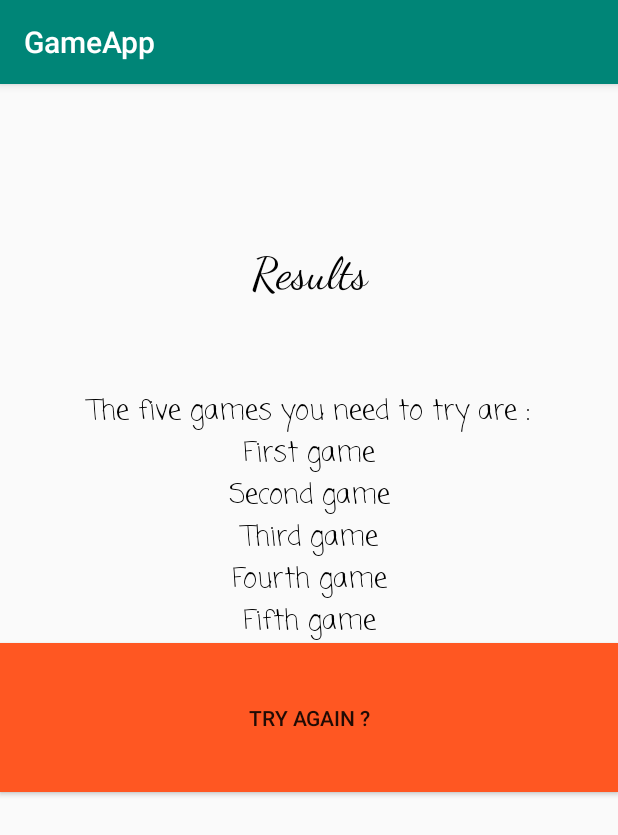
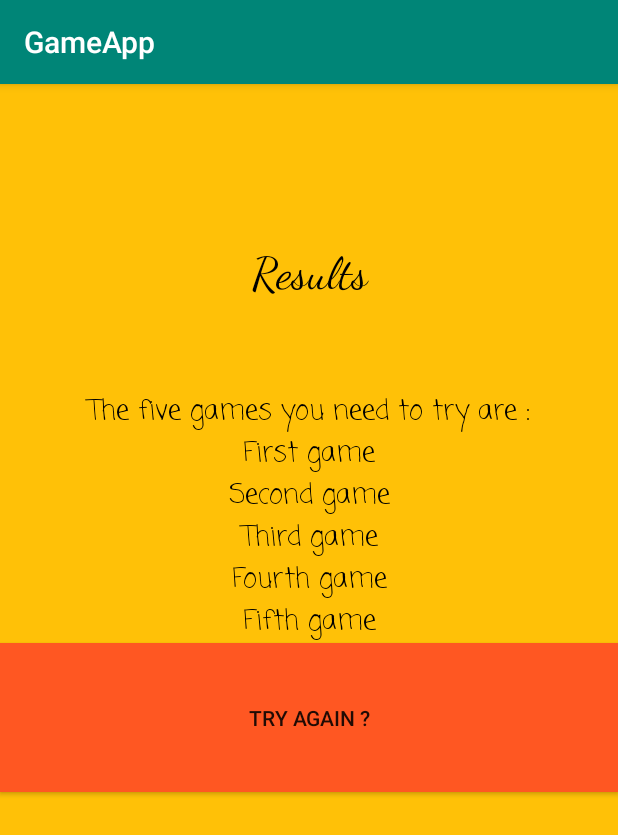
Before and after one commit to Angelina0121/GameApp4, an Android app: the Final_result screen opened directly, with no data from a screen before it, on a phone screen of 412 x 824 dp. Shown: the top 835 px of the screen. Run offline under Robolectric (Android 15) with nearby library versions, the phone set to English and light mode, and no system bars.

Commit message:
Fourth page style

```diff
--- a/app/src/main/res/layout/activity_final_result.xml
+++ b/app/src/main/res/layout/activity_final_result.xml
@@ -4,6 +4,7 @@
     xmlns:tools="http://schemas.android.com/tools"
     android:layout_width="match_parent"
     android:layout_height="match_parent"
+    android:background="#FFC107"
     tools:context=".Final_result">
 
     <LinearLayout
@@ -40,6 +41,7 @@
             app:fontFamily="casual" />
 
         //First game
+
         <TextView
             android:id="@+id/firstGame"
             android:layout_width="match_parent"
@@ -51,6 +53,7 @@
             app:fontFamily="casual" />
 
         //Second game
+
         <TextView
             android:id="@+id/secondGame"
             android:layout_width="match_parent"
@@ -62,6 +65,7 @@
             app:fontFamily="casual" />
 
         //Third game
+
         <TextView
             android:id="@+id/thirdGame"
             android:layout_width="match_parent"
@@ -73,6 +77,7 @@
             app:fontFamily="casual" />
 
         //Fourth game
+
         <TextView
             android:id="@+id/fouthGame"
             android:layout_width="match_parent"
@@ -84,6 +89,7 @@
             app:fontFamily="casual" />
 
         //Fifth game
+
         <TextView
             android:id="@+id/fifthGame"
             android:layout_width="match_parent"
```
